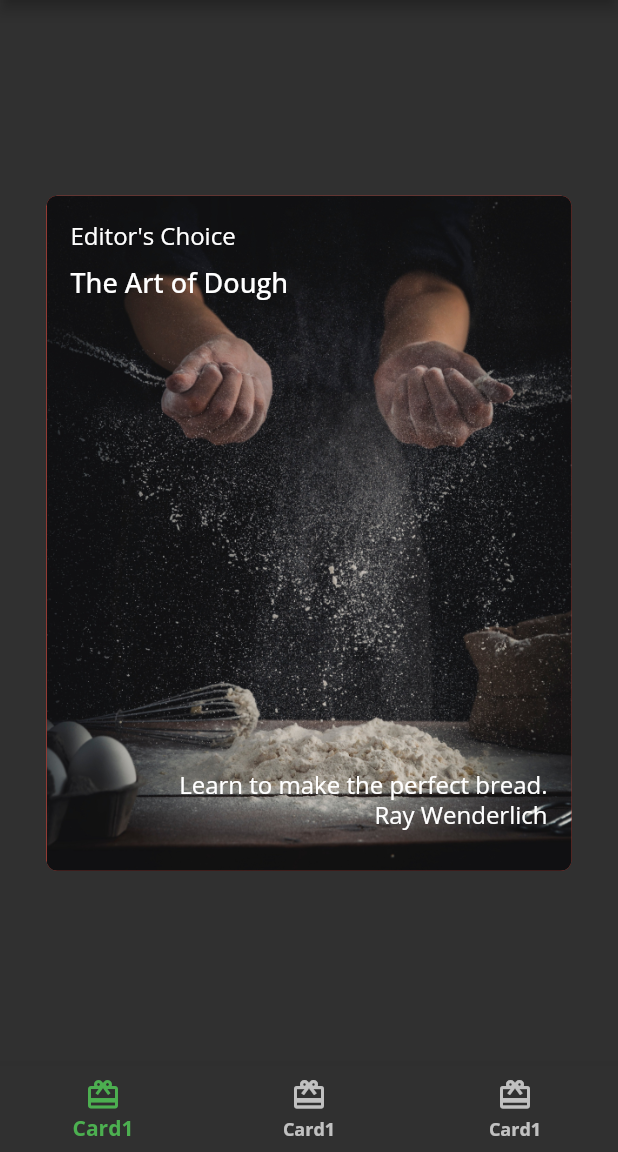
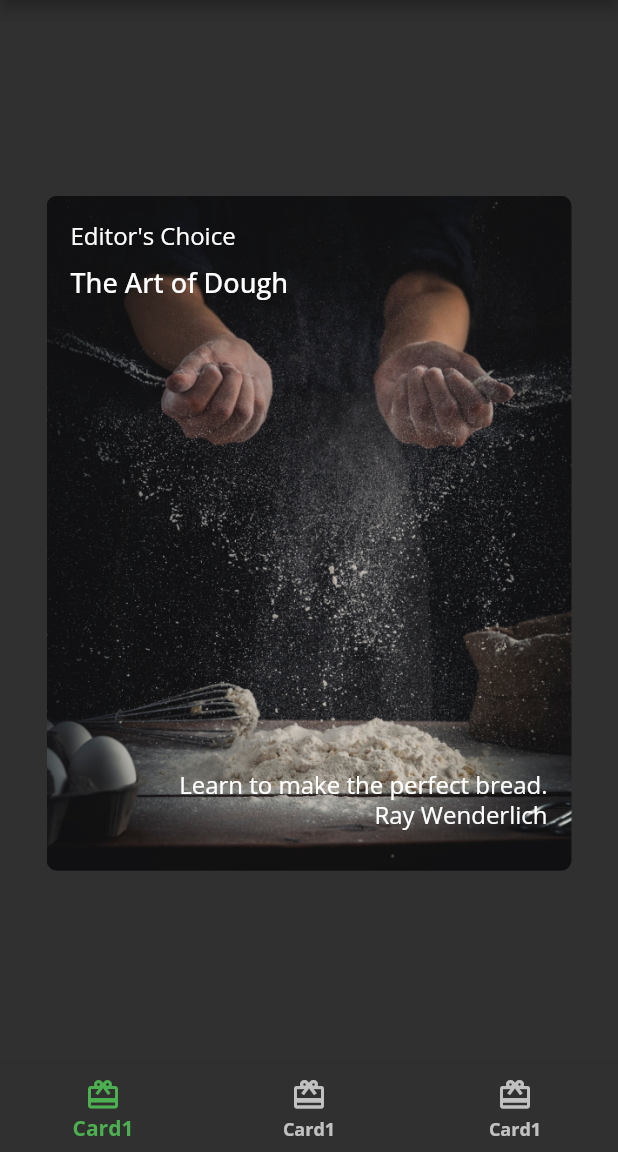
Before and after one commit to robsenshemsedin/flutter-apprentice, a Flutter app: the screen it shows after launch, on a phone screen of 412 x 824 dp, the part 84-1236 px from its top. Run offline on Flutter 3.47's test engine with Material 2 defaults, Android fonts, the phone set to English and light mode, and no system bars; our stand-ins replace google_fonts.

Commit message:
Correct the image path.

```diff
--- a/04-understanding-widgets/projects/fooderlich/lib/card1.dart
+++ b/04-understanding-widgets/projects/fooderlich/lib/card1.dart
@@ -5,7 +5,6 @@ class Card1 extends StatelessWidget {
   final String title = 'The Art of Dough';
   final String description = 'Learn to make the perfect bread.';
   final String chef = 'Ray Wenderlich';
-  static const String cardImage = 'assets/images/mag1.png';
 
   const Card1({super.key});
   @override
@@ -15,9 +14,8 @@ class Card1 extends StatelessWidget {
         padding: const EdgeInsets.all(16),
         constraints: const BoxConstraints.expand(width: 350, height: 450),
         decoration: const BoxDecoration(
-            color: Colors.red,
             image: DecorationImage(
-                image: AssetImage(cardImage), fit: BoxFit.cover),
+                image: AssetImage('assets/images/mag1.png'), fit: BoxFit.cover),
             borderRadius: BorderRadius.all(Radius.circular(7))),
         child: Stack(
           children: [
--- a/04-understanding-widgets/projects/fooderlich/lib/card3.dart
+++ b/04-understanding-widgets/projects/fooderlich/lib/card3.dart
@@ -13,12 +13,12 @@ class Card3 extends StatelessWidget {
         ),
         decoration: const BoxDecoration(
           image: DecorationImage(
-            image: AssetImage('assets/mag2.png'),
+            image: AssetImage('assets/images/mag2.png'),
             fit: BoxFit.cover,
           ),
           borderRadius: BorderRadius.all(Radius.circular(10.0)),
         ),
-        child: Stack(
+        child: const Stack(
           children: [
             // TODO 5: add dark overlay BoxDecoration
             // TODO 6: Add Container, Column, Icon and Text
```
